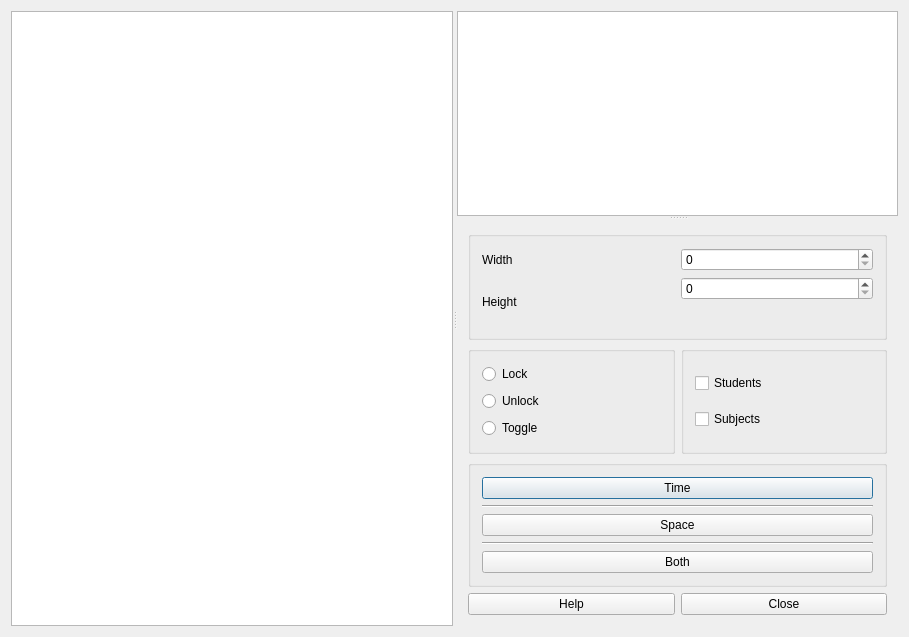
This is fet/src/interface/timetableviewteacherstimehorizontalform_template.ui in vonmecheln/fet as Qt 5 draws it before an edit. The edited form follows.
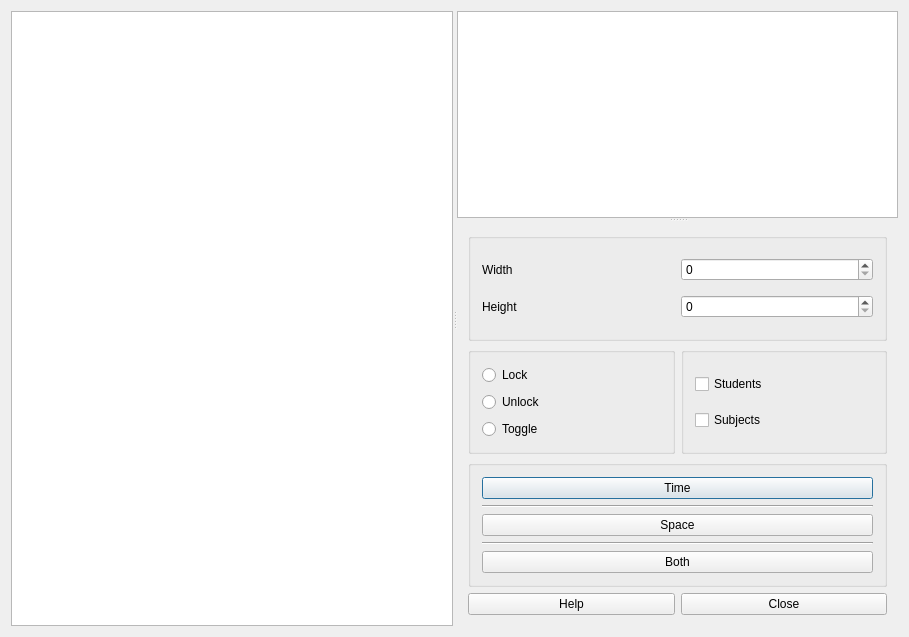
This is the edited form.

What changed in the file:
```diff
--- a/fet/src/interface/timetableviewteacherstimehorizontalform_template.ui
+++ b/fet/src/interface/timetableviewteacherstimehorizontalform_template.ui
@@ -25,7 +25,7 @@
        <enum>Qt::Vertical</enum>
       </property>
       <widget class="QPlainTextEdit" name="detailsTextEdit"/>
-      <widget class="QWidget" name="">
+      <widget class="QWidget" name="layoutWidget">
        <layout class="QVBoxLayout" name="verticalLayout">
         <item>
          <widget class="QGroupBox" name="groupBox_3">
@@ -40,16 +40,16 @@
              </property>
             </widget>
            </item>
-           <item row="1" column="0" rowspan="2">
-            <widget class="QLabel" name="heightTextLabel">
-             <property name="text">
-              <string>Height</string>
-             </property>
-            </widget>
-           </item>
            <item row="0" column="1">
             <widget class="QSpinBox" name="widthSpinBox"/>
            </item>
+           <item row="1" column="0">
+            <widget class="QLabel" name="heightTextLabel">
+             <property name="text">
+              <string>Height</string>
+             </property>
+            </widget>
+           </item>
            <item row="1" column="1">
             <widget class="QSpinBox" name="heightSpinBox"/>
            </item>
```
